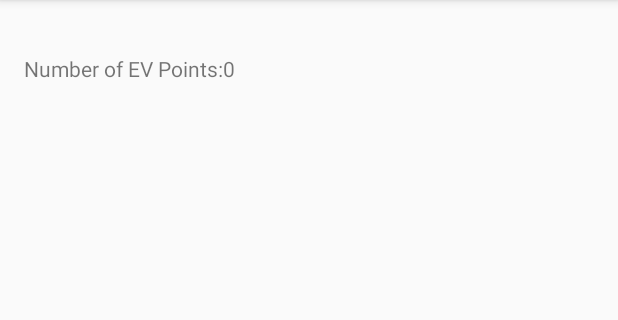
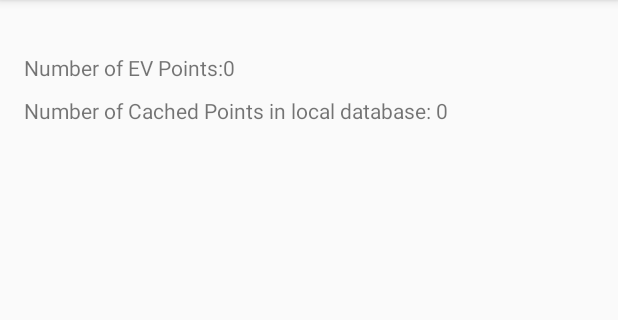
Before and after one commit to rjpen516/openevmap, an Android app: the fragment HomeFragment shown on its own in the app's theme, on a phone screen of 412 x 824 dp, the part 84-404 px from its top. Run offline under Robolectric (Android 15) with nearby library versions, the phone set to English and light mode, and no system bars; our stand-ins replace Room's generated code; libraries missing offline, so code that uses them is left out: com.koushikdutta.async, com.koushikdutta.ion; pictures from the network do not load; 2 statements that could not run were skipped.

Commit message:
added support for new gui and upload

```diff
--- /dev/null
+++ b/android/OpenEVMap/app/src/main/java/net/penshorn/openevmap/AppDatabase.java
@@ -0,0 +1,9 @@
+package net.penshorn.openevmap;
+
+import android.arch.persistence.room.Database;
+import android.arch.persistence.room.RoomDatabase;
+
+@Database(entities = {EVPoint.class}, version = 4)
+public abstract class AppDatabase extends RoomDatabase {
+    public abstract EVPointDao evpointdao();
+}
--- /dev/null
+++ b/android/OpenEVMap/app/src/main/java/net/penshorn/openevmap/EVPointDao.java
@@ -0,0 +1,38 @@
+package net.penshorn.openevmap;
+
+import android.arch.persistence.room.Dao;
+import android.arch.persistence.room.Entity;
+import android.arch.persistence.room.Insert;
+import android.arch.persistence.room.Query;
+import android.arch.persistence.room.Update;
+import android.util.Log;
+
+import java.util.List;
+import java.util.Queue;
+import java.util.concurrent.LinkedBlockingQueue;
+
+/**
+ * Created by satri on 12/31/2017.
+ */
+
+@Dao
+public interface EVPointDao
+{
+    @Query("SELECT * from evpoint")
+    List<EVPoint> getAll();
+
+    @Query("SELECT Count(*) from evpoint WHERE upload == 0")
+    int getRowsNotUploaded();
+
+    @Query("SELECT * from evpoint WHERE upload == 0 ORDER BY uid ASC LIMIT 1")
+    EVPoint getNextToUpload();
+
+    @Update
+    void setUploadBit(EVPoint point);
+
+    @Insert
+    void insert(EVPoint evpoint);
+
+
+
+}
--- a/android/OpenEVMap/app/src/main/java/net/penshorn/openevmap/HomeActivity.java
+++ b/android/OpenEVMap/app/src/main/java/net/penshorn/openevmap/HomeActivity.java
@@ -2,6 +2,7 @@ package net.penshorn.openevmap;
 
 import android.app.Fragment;
 import android.app.FragmentTransaction;
+import android.arch.persistence.room.Room;
 import android.os.Bundle;
 import android.support.annotation.NonNull;
 import android.support.design.widget.BottomNavigationView;
@@ -16,6 +17,7 @@ public class HomeActivity extends AppCompatActivity {
 
     private TextView mTextMessage;
     private HomeFragment home;
+    //private AppDatabase db;
     private BottomNavigationView.OnNavigationItemSelectedListener mOnNavigationItemSelectedListener
             = new BottomNavigationView.OnNavigationItemSelectedListener() {
 
@@ -23,6 +25,8 @@ public class HomeActivity extends AppCompatActivity {
         public boolean onNavigationItemSelected(@NonNull MenuItem item) {
             switch (item.getItemId()) {
                 case R.id.navigation_home: {
+                    Bundle data = new Bundle();
+                    //data.put
                     FragmentTransaction transation = getFragmentManager().beginTransaction();
                     transation.replace(R.id.fragment2, home);
                     transation.addToBackStack(null);
@@ -56,6 +60,8 @@ public class HomeActivity extends AppCompatActivity {
         transation.addToBackStack(null);
         transation.commit();
 
+        //AppDatabase db = Room.databaseBuilder(getApplicationContext(), AppDatabase.class, "evpoints").fallbackToDestructiveMigration().build();
+
         //mTextMessage = (TextView) findViewById(R.id.message);
         BottomNavigationView navigation = (BottomNavigationView) findViewById(R.id.navigation);
         navigation.setOnNavigationItemSelectedListener(mOnNavigationItemSelectedListener);
--- a/android/OpenEVMap/app/src/main/java/net/penshorn/openevmap/HomeFragment.java
+++ b/android/OpenEVMap/app/src/main/java/net/penshorn/openevmap/HomeFragment.java
@@ -1,6 +1,8 @@
 package net.penshorn.openevmap;
 
 import android.app.Fragment;
+import android.arch.persistence.room.Room;
+import android.os.AsyncTask;
 import android.os.Bundle;
 import android.view.LayoutInflater;
 import android.view.View;
@@ -19,14 +21,34 @@ import com.google.gson.JsonParser;
 
 public class HomeFragment extends Fragment implements restCallback{
     private TextView numberofpoints;
+    private TextView numberofcache;
     RestClient client;
+    AppDatabase db;
     public View onCreateView(LayoutInflater inflater, ViewGroup container, Bundle savedInstanceState)
     {
         View view =  inflater.inflate(R.layout.home_fragment, container, false);
         numberofpoints = (TextView) view.findViewById(R.id.numberofPoints);
+        numberofcache = (TextView) view.findViewById(R.id.cachedpoints);
         client = new RestClient(container.getContext(),this);
-        client.getEvPoints();
+        client.getTotalEvPoints();
+        db = Room.databaseBuilder(getContext(), AppDatabase.class, "evpoints").fallbackToDestructiveMigration().build();
+        new AsyncTask<Void, Void, Integer>() {
+            @Override
+            protected Integer doInBackground(Void... params) {
+                return db.evpointdao().getRowsNotUploaded();
+
+            }
+            @Override
+            protected void onPostExecute(Integer count)
+            {
+                update_cached_points_ui(count);
+            }
+        }.execute();
         return view;
+    }
+    private void update_cached_points_ui(int count)
+    {
+        numberofcache.setText("" + count);
     }
 
     @Override
@@ -34,8 +56,8 @@ public class HomeFragment extends Fragment implements restCallback{
 
 
         JsonParser parser = new JsonParser();
-        JsonArray o = parser.parse(data).getAsJsonArray();
-        numberofpoints.setText("" + o.size());
+        JsonObject o = parser.parse(data).getAsJsonObject();
+        numberofpoints.setText("" + o.get("total"));
 
     }
 }
--- a/android/OpenEVMap/app/src/main/java/net/penshorn/openevmap/RestClient.java
+++ b/android/OpenEVMap/app/src/main/java/net/penshorn/openevmap/RestClient.java
@@ -29,6 +29,7 @@ public class RestClient
     private static final String LOGIN_ENDPOINT = "api/api-token-auth/";
     private static final String EVPOINT_ENDPOINT = "api/evpoints/";
     private static final String REFRESH_ENDPOINT = "api/api-token-refresh/";
+    private static final String EVPOINT_TOTAL  = "api/evpoints/total/";
     private static final String TAG = "RESTCLIENT";
     private SharedPreferences sharedPref;
     private Context c;
@@ -51,6 +52,37 @@ public class RestClient
 
     }
 
+    public void getTotalEvPoints()
+    {
+        refresh();
+
+        Ion.with(c).load(HOSTNAME + EVPOINT_TOTAL).addHeader("Authorization", "JWT " + token)
+                .addHeader("Content-Type", "application/json")
+                .setLogging(TAG, Log.VERBOSE)
+                .asString()
+                .withResponse()
+                .setCallback(new FutureCallback<Response<String>>() {
+                    @Override
+                    public void onCompleted(Exception e, Response<String> result) {
+                        if (result == null)
+                            return;
+                        if (result.getHeaders().code() == 200){
+                            Log.d(TAG, "" + result.getResult().toString());
+                            callback.onRestCallback(result.getResult().toString());
+                            Log.d(TAG, "Got EV Points Total");
+                        }
+                        else if(result.getHeaders().code() == 403)
+                        {
+                            Log.d(TAG,result.getResult().toString());
+
+                        }
+                        else
+                            Log.d(TAG,"Post Error");
+
+                    }
+                });
+    }
+
 
     public void getEvPoints() {
         refresh();
@@ -63,6 +95,8 @@ public class RestClient
                 .setCallback(new FutureCallback<Response<String>>() {
             @Override
             public void onCompleted(Exception e, Response<String> result) {
+                if (result == null)
+                        return;
                 if (result.getHeaders().code() == 200){
                     Log.d(TAG, "" + result.getResult().toString());
                     callback.onRestCallback(result.getResult().toString());
@@ -129,6 +163,58 @@ public class RestClient
         });
     }
 
+    public boolean postPoint(EVPoint point)
+    {
+        refresh();
+        if(token == "") {
+            Log.d(TAG,"I don't have a token");
+            return false;
+        }
+        Log.d(TAG, "Going to post point");
+        JsonObject json = new JsonObject();
+        json.addProperty("longitude", point.longitude);
+        json.addProperty("latitude", point.latitude);
+        json.addProperty("speed", point.speed);
+        json.addProperty("tempature", point.tempature);
+        json.addProperty("energy_usage", point.energy);
+
+        try {
+            Response<JsonObject> result = Ion.with(c).load(HOSTNAME + EVPOINT_ENDPOINT).addHeader("Authorization", "JWT " + token)
+                    .setJsonObjectBody(json)
+                    .asJsonObject()
+                    .withResponse().get();
+
+            if(result.getHeaders().code() == 201) {
+                //Log.d(TAG,result.getResult().toString());
+                Log.d(TAG, "Location posted");
+                return true;
+            }
+            else if(result.getHeaders().code() == 400) {
+                Log.d(TAG, "Invalid username/password" + result.getResult().toString());
+                return false;
+
+            }
+            else if(result.getHeaders().code() == 403)
+            {
+                Log.d(TAG,result.getResult().toString());
+                return false;
+
+            }
+            else
+                Log.d(TAG,"Post Error");
+                return false;
+
+        } catch (InterruptedException e) {
+            return false;
+        } catch (ExecutionException e) {
+            return false;
+        }
+
+
+        //return false;
+
+    }
+
     public boolean postPoint(double longitude, double latitue, double speed)
     {
         refresh();
@@ -185,6 +271,8 @@ public class RestClient
                 .withResponse().setCallback(new FutureCallback<Response<JsonObject>>() {
             @Override
             public void onCompleted(Exception e, Response<JsonObject> result) {
+                if (result == null)
+                    return;
                 if(result.getHeaders().code() == 201) {
                     Log.d(TAG,"We got a new token");
                     token = result.getResult().get("token").getAsString();
--- a/android/OpenEVMap/app/src/main/java/net/penshorn/openevmap/SettingsFragment.java
+++ b/android/OpenEVMap/app/src/main/java/net/penshorn/openevmap/SettingsFragment.java
@@ -29,6 +29,7 @@ public class SettingsFragment extends Fragment implements View.OnClickListener {
     boolean service_state = false;
 
     Intent locationService;
+    Intent networkService;
 
     RestClient client;
 
@@ -53,6 +54,7 @@ public class SettingsFragment extends Fragment implements View.OnClickListener {
 
 
         locationService = new Intent(getContext(), LocationService.class);
+        networkService = new Intent(getContext(),NetworkService.class);
 
         service_state = isMyServiceRunning(LocationService.class);
 
@@ -106,12 +108,14 @@ public class SettingsFragment extends Fragment implements View.OnClickListener {
                         MY_PERMISSION_ACCESS_COURSE_LOCATION );
             }
             getActivity().startService(locationService);
+            getActivity().startService(networkService);
 
             service_state = true;
         }
         else
         {
             getActivity().stopService(locationService);
+            getActivity().stopService(networkService);
             service_state = false;
         }
 
--- a/android/OpenEVMap/app/src/main/res/layout/home_fragment.xml
+++ b/android/OpenEVMap/app/src/main/res/layout/home_fragment.xml
@@ -3,7 +3,8 @@
     xmlns:app="http://schemas.android.com/apk/res-auto"
     xmlns:tools="http://schemas.android.com/tools"
     android:layout_width="match_parent"
-    android:layout_height="match_parent">
+    android:layout_height="match_parent"
+    tools:layout_editor_absoluteY="81dp">
 
     <TextView
         android:id="@+id/textView4"
@@ -18,8 +19,26 @@
         android:id="@+id/numberofPoints"
         android:layout_width="wrap_content"
         android:layout_height="wrap_content"
-        android:layout_marginTop="36dp"
+        android:layout_marginBottom="9dp"
         android:text="0"
-        app:layout_constraintStart_toEndOf="@+id/textView4"
+        app:layout_constraintBottom_toTopOf="@+id/textView5"
+        app:layout_constraintStart_toEndOf="@+id/textView4" />
+
+    <TextView
+        android:id="@+id/textView5"
+        android:layout_width="wrap_content"
+        android:layout_height="wrap_content"
+        android:layout_marginStart="16dp"
+        android:text="Number of Cached Points in local database: "
+        app:layout_constraintBaseline_toBaselineOf="@+id/cachedpoints"
+        app:layout_constraintStart_toStartOf="parent" />
+
+    <TextView
+        android:id="@+id/cachedpoints"
+        android:layout_width="wrap_content"
+        android:layout_height="wrap_content"
+        android:layout_marginTop="64dp"
+        android:text="Unknown"
+        app:layout_constraintStart_toEndOf="@+id/textView5"
         app:layout_constraintTop_toTopOf="parent" />
 </android.support.constraint.ConstraintLayout>
```
Also changed, not shown: android/OpenEVMap/app/build.gradle (+23 -7 lines), android/OpenEVMap/app/src/main/AndroidManifest.xml (+8 -2 lines), android/OpenEVMap/app/src/main/java/net/penshorn/openevmap/EVPoint.java (+30 -2 lines), android/OpenEVMap/app/src/main/java/net/penshorn/openevmap/LocationListener.java (+15 -4 lines), android/OpenEVMap/app/src/main/java/net/penshorn/openevmap/LocationService.java (+16 -1 lines), android/OpenEVMap/app/src/main/java/net/penshorn/openevmap/NetworkService.java (added, +95 -0 lines), android/OpenEVMap/app/src/main/java/net/penshorn/openevmap/PointUpload.java (deleted, +0 -42 lines).
